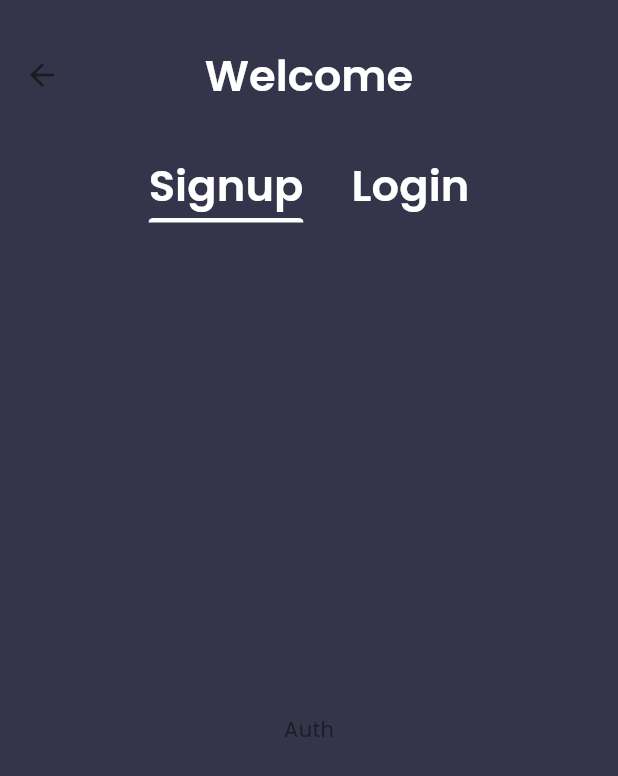
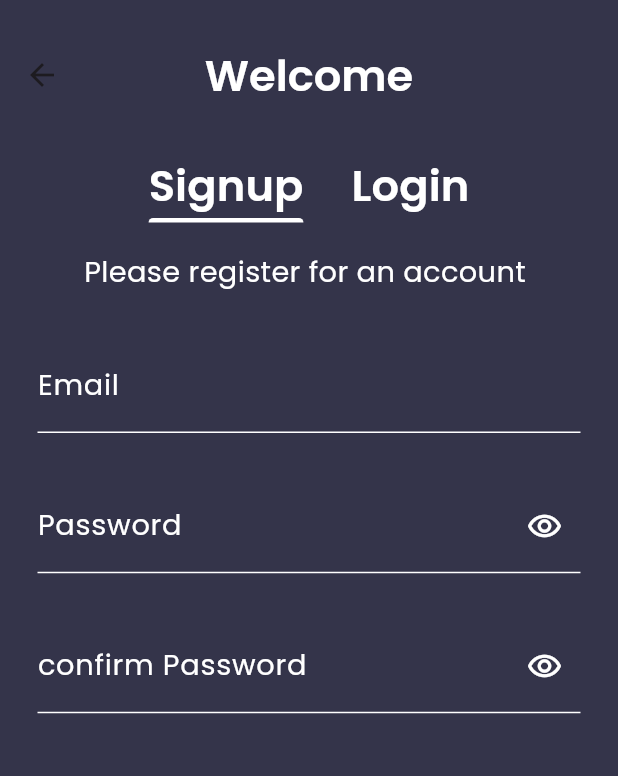
Before and after one commit to MohamedEssami20/movies_app, a Flutter app: the AuthView screen opened by its route, on a phone screen of 412 x 824 dp. Shown: the top 776 px of the screen. Run offline on Flutter 3.47's test engine with Material 3 defaults, Android fonts, the phone set to English and light mode, and no system bars; our stand-ins replace animated_text_kit, bloc, flutter_bloc, flutter_screenutil, google_fonts.

Commit message:
create custom text field

```diff
--- /dev/null
+++ b/lib/core/widgets/custom_text_field.dart
@@ -0,0 +1,50 @@
+import 'package:flutter/material.dart';
+import 'package:movies_app/core/utils/app_text_styles.dart';
+
+class CustomTextField extends StatelessWidget {
+  const CustomTextField(
+      {super.key,
+      required this.label,
+      required this.textInputAction,
+      required this.textInputType, required this.obscureText, this.validate, this.suffix});
+  final String label;
+  final TextInputAction textInputAction;
+  final TextInputType textInputType;
+  final bool obscureText;
+  final void Function(String?)? validate;
+  final Widget? suffix;
+  @override
+  Widget build(BuildContext context) {
+    return TextFormField(
+      textInputAction: textInputAction,
+      style: AppTextStyles.regular16(context).copyWith(
+        color: Colors.white,
+        decoration: TextDecoration.none,
+      ),
+      keyboardType: textInputType,
+      obscureText: obscureText,
+      decoration: InputDecoration(
+        suffixIcon: suffix,
+        labelText: label,
+        labelStyle: AppTextStyles.regular16(context).copyWith(
+          color: Colors.white,
+        ),
+        enabledBorder: UnderlineInputBorder(
+          borderSide: BorderSide(color: Colors.white),
+        ),
+        focusedBorder: buildBorder(),
+        errorBorder: buildBorder(Colors.red),
+        focusedErrorBorder: buildBorder(Colors.red),
+      ),
+    );
+  }
+
+  OutlineInputBorder buildBorder([Color? borderColor]) {
+    return OutlineInputBorder(
+      borderSide: BorderSide(color: borderColor ?? Colors.white),
+      borderRadius: BorderRadius.all(
+        Radius.circular(8),
+      ),
+    );
+  }
+}
--- a/lib/features/auth/presentation/views/widgets/auth_view_body.dart
+++ b/lib/features/auth/presentation/views/widgets/auth_view_body.dart
@@ -1,12 +1,73 @@
 import 'package:flutter/material.dart';
+import 'package:flutter_bloc/flutter_bloc.dart';
+import 'package:movies_app/core/widgets/custom_text_field.dart';
+import 'package:movies_app/features/auth/presentation/manager/Auth_cubit/auth_cubit.dart';
+
+import '../../../../../core/utils/app_text_styles.dart';
 
 class AuthViewBody extends StatelessWidget {
   const AuthViewBody({super.key});
 
   @override
   Widget build(BuildContext context) {
-    return const Center(
-      child: Text("Auth"),
+    return Padding(
+      padding: const EdgeInsets.symmetric(horizontal: 25, vertical: 20),
+      child: Column(
+        children: [
+          Center(
+            child: BlocBuilder<AuthCubit, AuthState>(
+              builder: (context, state) {
+                final isSignup = context.watch<AuthCubit>().isSignup;
+                return Text(
+                  isSignup
+                      ? 'Please register for an account '
+                      : 'Please login to your account',
+                  style: AppTextStyles.regular16(context)
+                      .copyWith(color: Colors.white),
+                );
+              },
+            ),
+          ),
+          const SizedBox(height: 30),
+          CustomTextField(
+            label: "Email",
+            textInputAction: TextInputAction.next,
+            textInputType: TextInputType.emailAddress,
+            obscureText: false,
+            validate: (value) {},
+          ),
+          const SizedBox(height: 30),
+          CustomTextField(
+            label: "Password",
+            textInputAction: TextInputAction.next,
+            textInputType: TextInputType.visiblePassword,
+            obscureText: true,
+            suffix: IconButton(
+              onPressed: () {},
+              icon: const Icon(
+                Icons.remove_red_eye_outlined,
+                color: Colors.white,
+              ),
+            ),
+            validate: (value) {},
+          ),
+          const SizedBox(height: 30),
+          CustomTextField(
+            label: "confirm Password",
+            textInputAction: TextInputAction.done,
+            textInputType: TextInputType.visiblePassword,
+            obscureText: true,
+            validate: (value) {},
+            suffix: IconButton(
+              onPressed: () {},
+              icon: const Icon(
+                Icons.remove_red_eye_outlined,
+                color: Colors.white,
+              ),
+            ),
+          ),
+        ],
+      ),
     );
   }
 }
```
